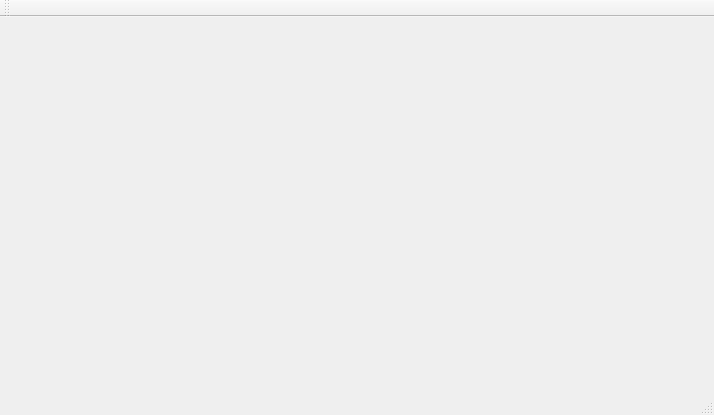
c00k133/q-learning-project, file src/GUI/mainwindow.ui: the form before one commit.
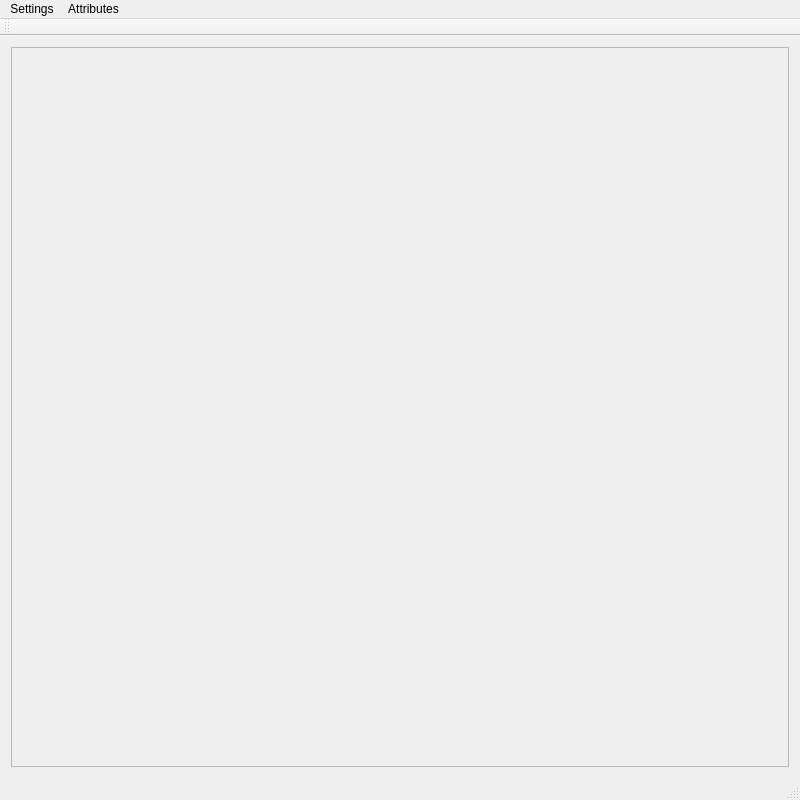
The form after the commit.

```diff
--- a/src/GUI/mainwindow.ui
+++ b/src/GUI/mainwindow.ui
@@ -6,34 +6,101 @@
    <rect>
     <x>0</x>
     <y>0</y>
-    <width>714</width>
-    <height>415</height>
+    <width>800</width>
+    <height>800</height>
    </rect>
   </property>
+  <property name="minimumSize">
+   <size>
+    <width>300</width>
+    <height>300</height>
+   </size>
+  </property>
+  <property name="maximumSize">
+   <size>
+    <width>1000</width>
+    <height>1000</height>
+   </size>
+  </property>
+  <property name="baseSize">
+   <size>
+    <width>300</width>
+    <height>300</height>
+   </size>
+  </property>
   <property name="windowTitle">
    <string>MainWindow</string>
   </property>
   <widget class="QWidget" name="centralWidget">
-   <widget class="QFrame" name="frame">
-    <property name="geometry">
-     <rect>
-      <x>10</x>
-      <y>10</y>
-      <width>701</width>
-      <height>351</height>
-     </rect>
-    </property>
-   </widget>
+   <layout class="QVBoxLayout" name="verticalLayout">
+    <item>
+     <widget class="QFrame" name="frame">
+      <property name="minimumSize">
+       <size>
+        <width>300</width>
+        <height>300</height>
+       </size>
+      </property>
+      <property name="maximumSize">
+       <size>
+        <width>1200</width>
+        <height>1200</height>
+       </size>
+      </property>
+      <property name="baseSize">
+       <size>
+        <width>300</width>
+        <height>300</height>
+       </size>
+      </property>
+      <property name="frameShape">
+       <enum>QFrame::StyledPanel</enum>
+      </property>
+      <property name="frameShadow">
+       <enum>QFrame::Raised</enum>
+      </property>
+     </widget>
+    </item>
+   </layout>
   </widget>
   <widget class="QMenuBar" name="menuBar">
    <property name="geometry">
     <rect>
      <x>0</x>
      <y>0</y>
-     <width>714</width>
+     <width>800</width>
      <height>25</height>
     </rect>
    </property>
+   <widget class="QMenu" name="settings">
+    <property name="title">
+     <string>Settings</string>
+    </property>
+    <widget class="QMenu" name="menuSound">
+     <property name="title">
+      <string>Sound</string>
+     </property>
+     <widget class="QMenu" name="menuMute">
+      <property name="title">
+       <string>Mute</string>
+      </property>
+      <addaction name="actionno_sound_implemented"/>
+     </widget>
+     <addaction name="menuMute"/>
+    </widget>
+    <addaction name="actionExit"/>
+    <addaction name="menuSound"/>
+    <addaction name="separator"/>
+    <addaction name="separator"/>
+   </widget>
+   <widget class="QMenu" name="menuAttributes">
+    <property name="title">
+     <string>Attributes</string>
+    </property>
+    <addaction name="actionno_attributes_yet"/>
+   </widget>
+   <addaction name="settings"/>
+   <addaction name="menuAttributes"/>
   </widget>
   <widget class="QToolBar" name="mainToolBar">
    <attribute name="toolBarArea">
```
Left out of the diff: 37 changed lines with no effect on the pictures.
